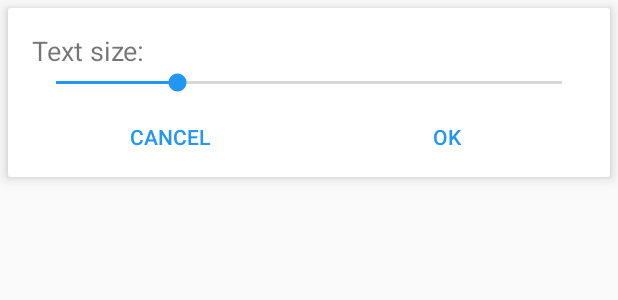
After one commit to teinvdlugt/PapyrosProgress, an Android app: the layout list_item_text_size.xml on its own in the app's theme, with its tools: preview values and no code run, on a phone screen of 412 x 824 dp. The commit adds this screen. Shown: the top 300 px of the screen. Run offline under Robolectric (Android 15) with nearby library versions, the phone set to English and light mode, and no system bars.

Commit message:
Create TextSizeViewHolder for PapyrosRecyclerAdapter

```diff
--- a/app/src/main/java/com/teinproductions/tein/papyrosprogress/MainActivity.java
+++ b/app/src/main/java/com/teinproductions/tein/papyrosprogress/MainActivity.java
@@ -110,7 +110,7 @@ public class MainActivity extends AppCompatActivity implements LoadWebPageTask.O
 
             // Set list adapter
             Log.d("papyrosprogress", "set recycler adapter");
-            recyclerView.setAdapter(new PapyrosRecyclerAdapter(jObjects, this));
+            recyclerView.setAdapter(new PapyrosRecyclerAdapter(jObjects, 33, this));
 
             // Fade out progress bar and fade in listView, if API >= 14
             int duration = getResources().getInteger(android.R.integer.config_shortAnimTime);
--- a/app/src/main/java/com/teinproductions/tein/papyrosprogress/VersionListFragment.java
+++ b/app/src/main/java/com/teinproductions/tein/papyrosprogress/VersionListFragment.java
@@ -152,7 +152,7 @@ public class VersionListFragment extends Fragment implements LoadWebPageTask.OnL
 
         @Override
         public MileStoneViewHolder onCreateViewHolder(ViewGroup viewGroup, int i) {
-            View itemView = LayoutInflater.from(getActivity()).inflate(R.layout.list_item, viewGroup, false);
+            View itemView = LayoutInflater.from(getActivity()).inflate(R.layout.list_item_milestone, viewGroup, false);
             return new MileStoneViewHolder(itemView);
         }
 
--- /dev/null
+++ b/app/src/main/res/layout/list_item_text_size.xml
@@ -0,0 +1,54 @@
+<?xml version="1.0" encoding="utf-8"?>
+<android.support.v7.widget.CardView xmlns:android="http://schemas.android.com/apk/res/android"
+    xmlns:card-view="http://schemas.android.com/apk/res-auto"
+    android:layout_width="match_parent"
+    android:layout_height="wrap_content"
+    android:layout_margin="5dp"
+    card-view:cardCornerRadius="@dimen/card_corner_radius"
+    card-view:cardElevation="@dimen/card_elevation">
+
+    <LinearLayout
+        android:layout_width="match_parent"
+        android:layout_height="wrap_content"
+        android:orientation="vertical"
+        android:paddingLeft="@dimen/activity_horizontal_margin"
+        android:paddingRight="@dimen/activity_horizontal_margin"
+        android:paddingTop="@dimen/activity_vertical_margin">
+
+        <TextView
+            android:id="@+id/textSize_textView"
+            android:layout_width="wrap_content"
+            android:layout_height="wrap_content"
+            android:text="@string/text_size"
+            android:textSize="18sp" />
+
+        <SeekBar
+            android:id="@+id/textSize_SeekBar"
+            android:layout_width="match_parent"
+            android:layout_height="wrap_content"
+            android:progress="24" />
+
+        <LinearLayout
+            style="?android:attr/buttonBarStyle"
+            android:layout_width="match_parent"
+            android:layout_height="wrap_content">
+
+            <Button
+                android:id="@+id/cancelButton"
+                style="?android:attr/buttonBarButtonStyle"
+                android:layout_width="0dp"
+                android:layout_height="wrap_content"
+                android:layout_weight="1"
+                android:text="@string/cancel" />
+
+            <Button
+                android:id="@+id/okButton"
+                style="?android:attr/buttonBarButtonStyle"
+                android:layout_width="0dp"
+                android:layout_height="wrap_content"
+                android:layout_weight="1"
+                android:text="@string/ok" />
+        </LinearLayout>
+    </LinearLayout>
+
+</android.support.v7.widget.CardView>
```
Also changed, not shown: app/src/main/java/com/teinproductions/tein/papyrosprogress/PapyrosRecyclerAdapter.java (+134 -58 lines), app/src/main/res/layout/list_item_milestone.xml (renamed from app/src/main/res/layout/list_item.xml).
